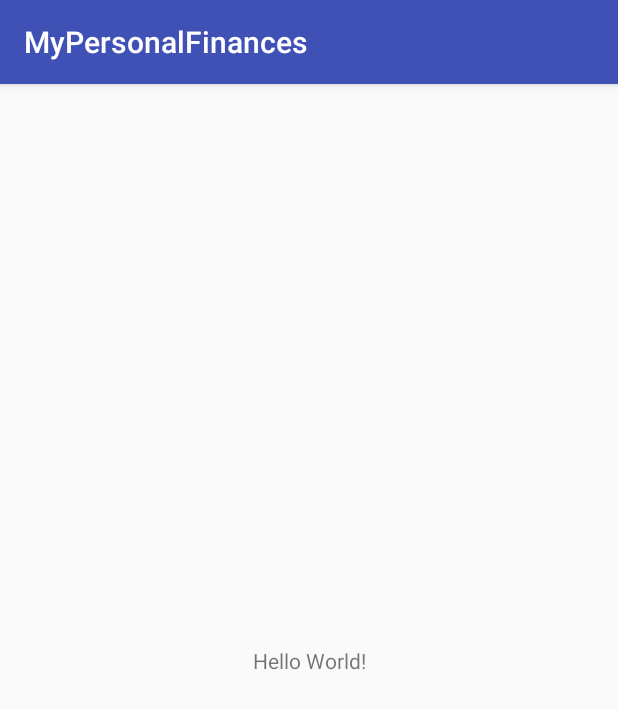
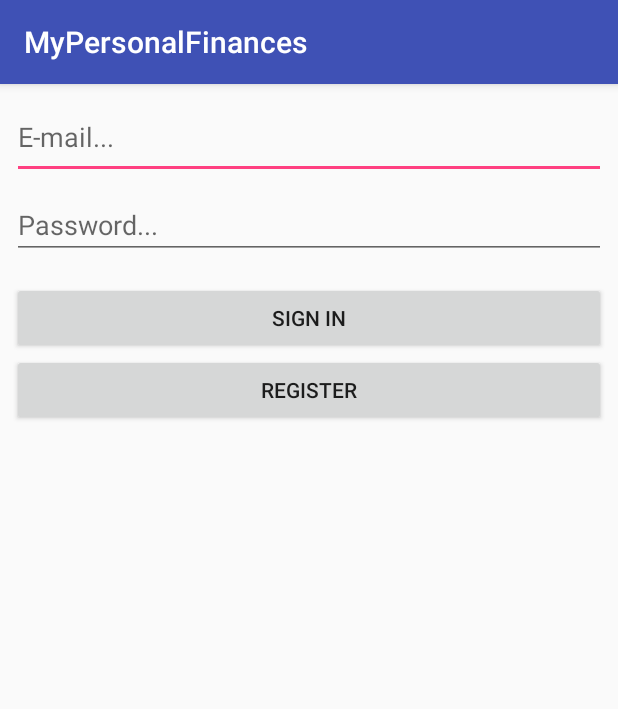
Before and after one commit to tchantchong/MyPersonalFinances, an Android app: the screen it shows after launch (MainActivity before the commit, LoginActivity after it), on a phone screen of 412 x 824 dp. Shown: the top 709 px of the screen. Run offline under Robolectric (Android 15) with nearby library versions, the phone set to English and light mode, and no system bars; our stand-ins replace Firebase (no records; nobody signed in at launch, a user with empty details on screens opened directly).

Commit message:
Login/Logout Features

```diff
--- a/App/app/build.gradle
+++ b/App/app/build.gradle
@@ -28,7 +28,9 @@ dependencies {
     compile 'com.android.support.constraint:constraint-layout:1.0.2'
     compile 'com.google.firebase:firebase-database:9.2.1'
     compile 'com.google.firebase:firebase-core:9.2.1'
+    compile 'com.google.firebase:firebase-auth:9.2.1'
     testCompile 'junit:junit:4.12'
 }
 
+
 apply plugin: 'com.google.gms.google-services'
--- a/App/app/src/main/AndroidManifest.xml
+++ b/App/app/src/main/AndroidManifest.xml
@@ -7,7 +7,8 @@
         android:icon="@mipmap/ic_launcher"
         android:label="@string/app_name"
         android:supportsRtl="true"
-        android:theme="@style/AppTheme">
+        android:theme="@style/AppTheme"
+        android:name=".MyPersonalFinancesApp">
         <activity android:name=".MainActivity">
             <intent-filter>
                 <action android:name="android.intent.action.MAIN" />
@@ -15,6 +16,7 @@
                 <category android:name="android.intent.category.LAUNCHER" />
             </intent-filter>
         </activity>
+        <activity android:name=".LoginActivity"></activity>
     </application>
 
 </manifest>
--- /dev/null
+++ b/App/app/src/main/java/com/mpf/mypersonalfinances/LoginActivity.java
@@ -0,0 +1,73 @@
+package com.mpf.mypersonalfinances;
+
+import android.content.Intent;
+import android.support.annotation.NonNull;
+import android.support.v7.app.AppCompatActivity;
+import android.os.Bundle;
+import android.text.TextUtils;
+import android.util.Log;
+import android.view.View;
+import android.widget.Button;
+import android.widget.EditText;
+import android.widget.Toast;
+
+import com.google.android.gms.tasks.OnCompleteListener;
+import com.google.android.gms.tasks.Task;
+import com.google.firebase.auth.AuthResult;
+import com.google.firebase.auth.FirebaseAuth;
+
+import java.lang.reflect.Field;
+
+public class LoginActivity extends AppCompatActivity {
+
+    //Constants
+
+    //Declarations
+    private EditText _emailField;
+    private EditText _passwordField;
+    private Button _signInButton;
+    private Button _registerButton;
+    private FirebaseAuth _auth;
+    private FirebaseAuth.AuthStateListener _authStateListener;
+
+    @Override
+    protected void onCreate(Bundle savedInstanceState) {
+        super.onCreate(savedInstanceState);
+        setContentView(R.layout.activity_login);
+
+        _emailField = (EditText) findViewById(R.id.email_field);
+        _passwordField = (EditText) findViewById(R.id.password_field);
+        _signInButton = (Button) findViewById(R.id.sign_in_button);
+        _registerButton = (Button) findViewById(R.id.register_button);
+
+        _auth = FirebaseAuth.getInstance();
+
+        _signInButton.setOnClickListener(new View.OnClickListener() {
+            @Override
+            public void onClick(View v) {
+                startSignIn();
+            }
+        });
+    }
+
+    private void startSignIn() {
+        String email = _emailField.getText().toString();
+        String password = _passwordField.getText().toString();
+
+        if (TextUtils.isEmpty(email) || TextUtils.isEmpty(password)) {
+            Toast.makeText(LoginActivity.this, "Both fields cannot be empty", Toast.LENGTH_LONG).show();
+        } else {
+            _auth.signInWithEmailAndPassword(email, password).addOnCompleteListener(new OnCompleteListener<AuthResult>() {
+                @Override
+                public void onComplete(@NonNull Task<AuthResult> task) {
+                    if (!task.isSuccessful()) {
+                        Toast.makeText(LoginActivity.this, "Sign In Problem. Make sure you entered correct e-mail and password", Toast.LENGTH_LONG).show();
+                    }
+                    else {
+                        Toast.makeText(LoginActivity.this, "Sign In Succesful", Toast.LENGTH_LONG).show();
+                    }
+                }
+            });
+        }
+    }
+}
--- a/App/app/src/main/java/com/mpf/mypersonalfinances/MainActivity.java
+++ b/App/app/src/main/java/com/mpf/mypersonalfinances/MainActivity.java
@@ -1,22 +1,55 @@
 package com.mpf.mypersonalfinances;
 
+import android.content.Intent;
+import android.support.annotation.NonNull;
 import android.support.v7.app.AppCompatActivity;
 import android.os.Bundle;
+import android.view.View;
+import android.widget.Button;
+
 import com.google.firebase.database.DatabaseReference;
 import com.google.firebase.database.FirebaseDatabase;
+import com.google.firebase.auth.FirebaseAuth;
 
 public class MainActivity extends AppCompatActivity {
 
     //Constants
 
     //Declarations
-    private DatabaseReference dataBase;
+    private DatabaseReference _dataBase;
+    private FirebaseAuth _auth;
+    private FirebaseAuth.AuthStateListener _authStateListener;
+    private Button _logoutButton;
 
     @Override
     protected void onCreate(Bundle savedInstanceState) {
         super.onCreate(savedInstanceState);
         setContentView(R.layout.activity_main);
 
-        dataBase = FirebaseDatabase.getInstance().getReference();
+        _logoutButton = (Button) findViewById(R.id.logout_button);
+        _dataBase = FirebaseDatabase.getInstance().getReference();
+        _auth = FirebaseAuth.getInstance();
+
+        _authStateListener = new FirebaseAuth.AuthStateListener() {
+            @Override
+            public void onAuthStateChanged (@NonNull FirebaseAuth firebaseAuth) {
+                if (firebaseAuth.getCurrentUser() == null) {
+                    Intent loginIntent = new Intent(MainActivity.this, LoginActivity.class);
+                    startActivity(loginIntent);
+                }
+            }
+        };
+        _logoutButton.setOnClickListener(new View.OnClickListener() {
+            @Override
+            public void onClick(View v) {
+                _auth.signOut();
+            }
+        });
+    }
+
+    @Override
+    protected void onStart() {
+        super.onStart();
+        _auth.addAuthStateListener(_authStateListener);
     }
 }
--- /dev/null
+++ b/App/app/src/main/java/com/mpf/mypersonalfinances/MyPersonalFinancesApp.java
@@ -0,0 +1,20 @@
+package com.mpf.mypersonalfinances;
+
+import android.app.Application;
+
+import com.google.firebase.FirebaseApp;
+import com.google.firebase.database.FirebaseDatabase;
+
+/**
+ * Created by Lucas on 17/07/2017.
+ */
+
+public class MyPersonalFinancesApp extends Application {
+    @Override
+    public void onCreate() {
+        super.onCreate();
+        if (!FirebaseApp.getApps(this).isEmpty()) {
+            FirebaseDatabase.getInstance().setPersistenceEnabled(true);
+        }
+    }
+}
--- /dev/null
+++ b/App/app/src/main/res/layout/activity_login.xml
@@ -0,0 +1,74 @@
+<?xml version="1.0" encoding="utf-8"?>
+<android.support.constraint.ConstraintLayout xmlns:android="http://schemas.android.com/apk/res/android"
+    xmlns:app="http://schemas.android.com/apk/res-auto"
+    xmlns:tools="http://schemas.android.com/tools"
+    android:layout_width="match_parent"
+    android:layout_height="match_parent"
+    tools:context="com.mpf.mypersonalfinances.LoginActivity">
+
+    <EditText
+        android:id="@+id/email_field"
+        android:layout_width="0dp"
+        android:layout_height="0dp"
+        android:ems="10"
+        android:hint="E-mail..."
+        android:inputType="textEmailAddress"
+        android:singleLine="true"
+        tools:layout_constraintTop_creator="1"
+        tools:layout_constraintRight_creator="1"
+        tools:layout_constraintBottom_creator="1"
+        app:layout_constraintBottom_toTopOf="@+id/password_field"
+        android:layout_marginStart="8dp"
+        android:layout_marginEnd="8dp"
+        app:layout_constraintRight_toRightOf="parent"
+        android:layout_marginTop="8dp"
+        tools:layout_constraintLeft_creator="1"
+        android:layout_marginBottom="8dp"
+        app:layout_constraintLeft_toLeftOf="parent"
+        app:layout_constraintTop_toTopOf="parent"
+        app:layout_constraintHorizontal_bias="0.0"
+        app:layout_constraintVertical_bias="0.0" />
+
+    <EditText
+        android:id="@+id/password_field"
+        android:layout_width="0dp"
+        android:layout_height="wrap_content"
+        android:ems="10"
+        android:hint="Password..."
+        android:inputType="textPassword"
+        tools:layout_constraintTop_creator="1"
+        tools:layout_constraintRight_creator="1"
+        android:layout_marginStart="8dp"
+        android:layout_marginEnd="8dp"
+        app:layout_constraintRight_toRightOf="parent"
+        android:layout_marginTop="71dp"
+        tools:layout_constraintLeft_creator="1"
+        app:layout_constraintLeft_toLeftOf="parent"
+        app:layout_constraintTop_toTopOf="parent" />
+
+    <Button
+        android:id="@+id/sign_in_button"
+        android:layout_width="0dp"
+        android:layout_height="wrap_content"
+        android:text="Sign In"
+        tools:layout_constraintTop_creator="1"
+        tools:layout_constraintRight_creator="1"
+        app:layout_constraintRight_toRightOf="@+id/password_field"
+        android:layout_marginTop="15dp"
+        app:layout_constraintTop_toBottomOf="@+id/password_field"
+        tools:layout_constraintLeft_creator="1"
+        app:layout_constraintLeft_toLeftOf="@+id/password_field" />
+
+    <Button
+        android:id="@+id/register_button"
+        android:layout_width="0dp"
+        android:layout_height="wrap_content"
+        android:text="Register"
+        tools:layout_constraintTop_creator="1"
+        tools:layout_constraintRight_creator="1"
+        app:layout_constraintRight_toRightOf="@+id/sign_in_button"
+        app:layout_constraintTop_toBottomOf="@+id/sign_in_button"
+        tools:layout_constraintLeft_creator="1"
+        app:layout_constraintLeft_toLeftOf="@+id/sign_in_button" />
+
+</android.support.constraint.ConstraintLayout>
--- a/App/app/src/main/res/layout/activity_main.xml
+++ b/App/app/src/main/res/layout/activity_main.xml
@@ -15,4 +15,12 @@
         app:layout_constraintRight_toRightOf="parent"
         app:layout_constraintTop_toTopOf="parent" />
 
+    <Button
+        android:id="@+id/logout_button"
+        android:layout_width="wrap_content"
+        android:layout_height="wrap_content"
+        android:text="LogOut"
+        tools:layout_editor_absoluteX="26dp"
+        tools:layout_editor_absoluteY="16dp" />
+
 </android.support.constraint.ConstraintLayout>
```
